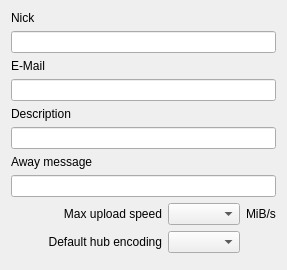
eiskaltdcpp/eiskaltdcpp, file eiskaltdcpp/ui/UISettingsPersonal.ui: the form before one commit.
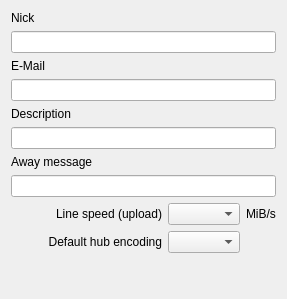
The form after the commit.

```diff
--- a/eiskaltdcpp/ui/UISettingsPersonal.ui
+++ b/eiskaltdcpp/ui/UISettingsPersonal.ui
@@ -7,7 +7,7 @@
     <x>0</x>
     <y>0</y>
     <width>287</width>
-    <height>270</height>
+    <height>299</height>
    </rect>
   </property>
   <property name="sizePolicy">
@@ -96,7 +96,7 @@
          </sizepolicy>
         </property>
         <property name="text">
-         <string>Max upload speed</string>
+         <string>Line speed (upload)</string>
         </property>
         <property name="alignment">
          <set>Qt::AlignRight|Qt::AlignTrailing|Qt::AlignVCenter</set>
```
Left out of the diff: 21 changed lines with no effect on the pictures.
